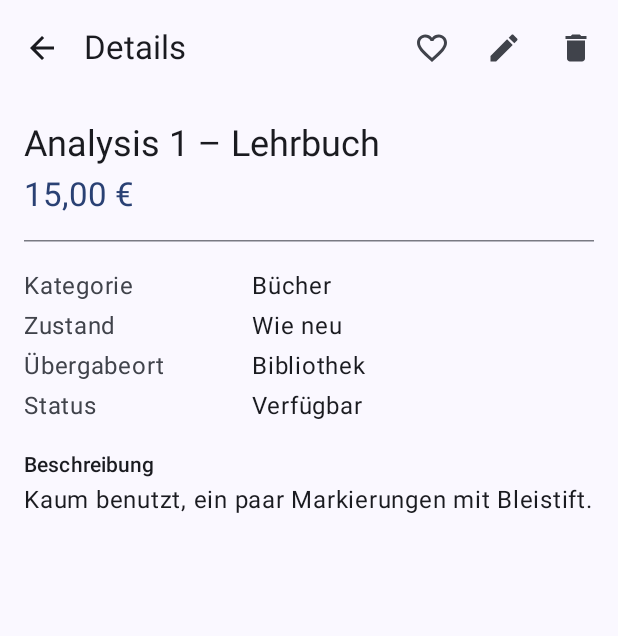
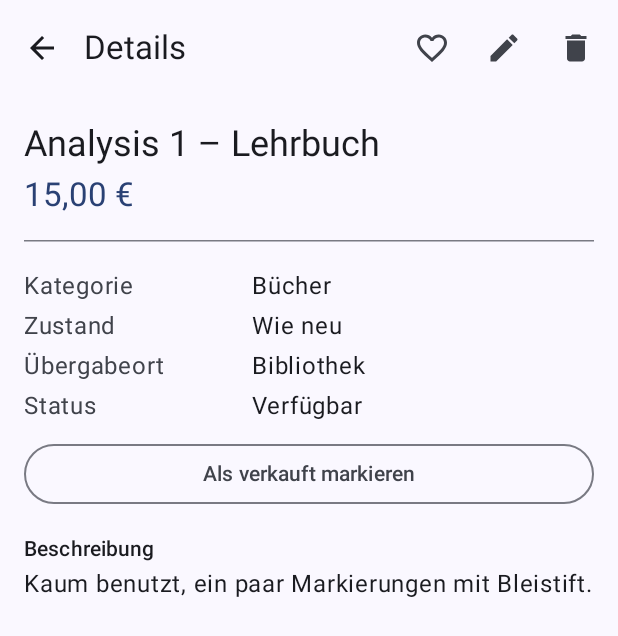
Before and after one commit to bennipauly/CampusMarket, an Android app built with Jetpack Compose: the screen it shows after launch (MainActivity), after a tap on "Analysis 1 – Lehrbuch", on a phone screen of 412 x 824 dp. Shown: the top 636 px of the screen. Run offline under Robolectric (Android 15) with nearby library versions, the phone set to English and light mode, and no system bars; our stand-ins replace Room's generated code.

Commit message:
Anzeige als verkauft markieren

```diff
--- a/app/src/main/java/de/dhbw/campusmarket/data/AdDao.kt
+++ b/app/src/main/java/de/dhbw/campusmarket/data/AdDao.kt
@@ -36,6 +36,10 @@ interface AdDao {
     @Query("UPDATE ads SET isFavorite = :isFavorite WHERE id = :id")
     suspend fun setFavorite(id: Long, isFavorite: Boolean)
 
+    // Wie setFavorite: ändert nur die Spalte isSold.
+    @Query("UPDATE ads SET isSold = :isSold WHERE id = :id")
+    suspend fun setSold(id: Long, isSold: Boolean)
+
     @Delete
     suspend fun delete(ad: Ad)
 }
--- a/app/src/main/java/de/dhbw/campusmarket/data/AdRepository.kt
+++ b/app/src/main/java/de/dhbw/campusmarket/data/AdRepository.kt
@@ -15,6 +15,8 @@ class AdRepository(private val adDao: AdDao) {
 
     suspend fun setFavorite(id: Long, isFavorite: Boolean) = adDao.setFavorite(id, isFavorite)
 
+    suspend fun setSold(id: Long, isSold: Boolean) = adDao.setSold(id, isSold)
+
     suspend fun deleteAd(ad: Ad) = adDao.delete(ad)
 
     // Wird beim App-Start aufgerufen. Fügt die Beispieldaten nur ein, wenn die Tabelle leer ist,
--- a/app/src/main/java/de/dhbw/campusmarket/ui/addetail/AdDetailScreen.kt
+++ b/app/src/main/java/de/dhbw/campusmarket/ui/addetail/AdDetailScreen.kt
@@ -15,6 +15,7 @@ import androidx.compose.material3.HorizontalDivider
 import androidx.compose.material3.Icon
 import androidx.compose.material3.IconButton
 import androidx.compose.material3.MaterialTheme
+import androidx.compose.material3.OutlinedButton
 import androidx.compose.material3.Scaffold
 import androidx.compose.material3.Text
 import androidx.compose.material3.TextButton
@@ -60,6 +61,7 @@ fun AdDetailRoute(adId: Long, onBack: () -> Unit, onPhotoClick: () -> Unit, onEd
         onPhotoClick = onPhotoClick,
         onEditClick = onEditClick,
         onFavoriteClick = viewModel::onFavoriteClick,
+        onSoldClick = viewModel::onSoldClick,
         onRetry = viewModel::loadAd,
         onDeleteClick = viewModel::onDeleteClick,
         onDeleteConfirm = viewModel::onDeleteConfirm,
@@ -76,6 +78,7 @@ fun AdDetailScreen(
     onPhotoClick: () -> Unit,
     onEditClick: () -> Unit,
     onFavoriteClick: () -> Unit,
+    onSoldClick: () -> Unit,
     onRetry: () -> Unit,
     onDeleteClick: () -> Unit,
     onDeleteConfirm: () -> Unit,
@@ -121,7 +124,7 @@ fun AdDetailScreen(
             uiState.isLoading -> LoadingContent(contentModifier)
             uiState.hasError -> ErrorContent(stringResource(R.string.ad_detail_error), onRetry, contentModifier)
             uiState.ad == null -> MessageContent(stringResource(R.string.ad_detail_not_found), contentModifier)
-            else -> AdDetailContent(uiState.ad, onPhotoClick, contentModifier)
+            else -> AdDetailContent(uiState.ad, onPhotoClick, onSoldClick, contentModifier)
         }
     }
 
@@ -131,7 +134,7 @@ fun AdDetailScreen(
 }
 
 @Composable
-private fun AdDetailContent(ad: Ad, onPhotoClick: () -> Unit, modifier: Modifier) {
+private fun AdDetailContent(ad: Ad, onPhotoClick: () -> Unit, onSoldClick: () -> Unit, modifier: Modifier) {
     // verticalScroll: Bei langer Beschreibung oder im Querformat kann man scrollen.
     Column(
         modifier = modifier
@@ -163,6 +166,16 @@ private fun AdDetailContent(ad: Ad, onPhotoClick: () -> Unit, modifier: Modifier
         DetailRow(stringResource(R.string.label_location), ad.location)
         val status = if (ad.isSold) R.string.status_sold else R.string.status_available
         DetailRow(stringResource(R.string.label_status), stringResource(status))
+        // Der Knopf beschreibt, was beim Tippen passiert, nicht den aktuellen Zustand.
+        OutlinedButton(
+            onClick = onSoldClick,
+            modifier = Modifier
+                .fillMaxWidth()
+                .padding(top = 8.dp)
+        ) {
+            val text = if (ad.isSold) R.string.mark_available else R.string.mark_sold
+            Text(stringResource(text))
+        }
         // Die Beschreibung ist im Formular optional. Ohne Text keine leere Überschrift zeigen.
         if (ad.description.isNotBlank()) {
             Text(
@@ -217,6 +230,7 @@ private fun AdDetailScreenReadyPreview() {
             onPhotoClick = {},
             onEditClick = {},
             onFavoriteClick = {},
+            onSoldClick = {},
             onRetry = {},
             onDeleteClick = {},
             onDeleteConfirm = {},
@@ -239,6 +253,7 @@ private fun AdDetailScreenDeleteDialogPreview() {
             onPhotoClick = {},
             onEditClick = {},
             onFavoriteClick = {},
+            onSoldClick = {},
             onRetry = {},
             onDeleteClick = {},
             onDeleteConfirm = {},
--- a/app/src/main/java/de/dhbw/campusmarket/ui/adlist/AdListScreen.kt
+++ b/app/src/main/java/de/dhbw/campusmarket/ui/adlist/AdListScreen.kt
@@ -18,6 +18,7 @@ import androidx.compose.material3.HorizontalDivider
 import androidx.compose.material3.Icon
 import androidx.compose.material3.IconButton
 import androidx.compose.material3.ListItem
+import androidx.compose.material3.MaterialTheme
 import androidx.compose.material3.OutlinedTextField
 import androidx.compose.material3.Scaffold
 import androidx.compose.material3.Text
@@ -171,7 +172,19 @@ private fun AdListItem(ad: Ad, onClick: () -> Unit, onFavoriteClick: () -> Unit)
             AdImage(imageUri = ad.imageUri, contentDescription = null, modifier = Modifier.size(56.dp))
         },
         headlineContent = { Text(ad.title) },
-        supportingContent = { Text(ad.location) },
+        // Unter dem Ort steht "Verkauft", damit man verkaufte Anzeigen schon in der Liste erkennt.
+        supportingContent = {
+            Column {
+                Text(ad.location)
+                if (ad.isSold) {
+                    Text(
+                        stringResource(R.string.status_sold),
+                        color = MaterialTheme.colorScheme.error,
+                        style = MaterialTheme.typography.labelLarge
+                    )
+                }
+            }
+        },
         // Rechts der Preis und das Herz. Das Herz hat einen eigenen Klick und öffnet nicht die Details.
         trailingContent = {
             Row(verticalAlignment = Alignment.CenterVertically) {
@@ -188,8 +201,10 @@ private fun AdListItem(ad: Ad, onClick: () -> Unit, onFavoriteClick: () -> Unit)
 private fun AdListScreenReadyPreview() {
     CampusMarketTheme {
         // Die Beispieldaten bekommen hier ids, weil Room sie sonst erst beim Einfügen vergibt.
-        // Die erste Anzeige ist Favorit, damit man beide Herzen sieht.
-        val ads = sampleAds(now = 0L).mapIndexed { index, ad -> ad.copy(id = index + 1L, isFavorite = index == 0) }
+        // Die erste Anzeige ist Favorit und die zweite verkauft, damit man beides sieht.
+        val ads = sampleAds(now = 0L).mapIndexed { index, ad ->
+            ad.copy(id = index + 1L, isFavorite = index == 0, isSold = index == 1)
+        }
         AdListScreen(
             uiState = AdListUiState(isLoading = false, ads = ads),
             onAdClick = {},
--- a/app/src/main/res/values/strings.xml
+++ b/app/src/main/res/values/strings.xml
@@ -17,6 +17,8 @@
     <string name="label_description">Beschreibung</string>
     <string name="status_available">Verfügbar</string>
     <string name="status_sold">Verkauft</string>
+    <string name="mark_sold">Als verkauft markieren</string>
+    <string name="mark_available">Wieder als verfügbar markieren</string>
     <string name="delete">Löschen</string>
     <string name="cancel">Abbrechen</string>
     <string name="delete_dialog_title">Anzeige löschen?</string>
```
Also changed, not shown: app/src/main/java/de/dhbw/campusmarket/ui/addetail/AdDetailViewModel.kt (+12 -0 lines), 2 other files.
